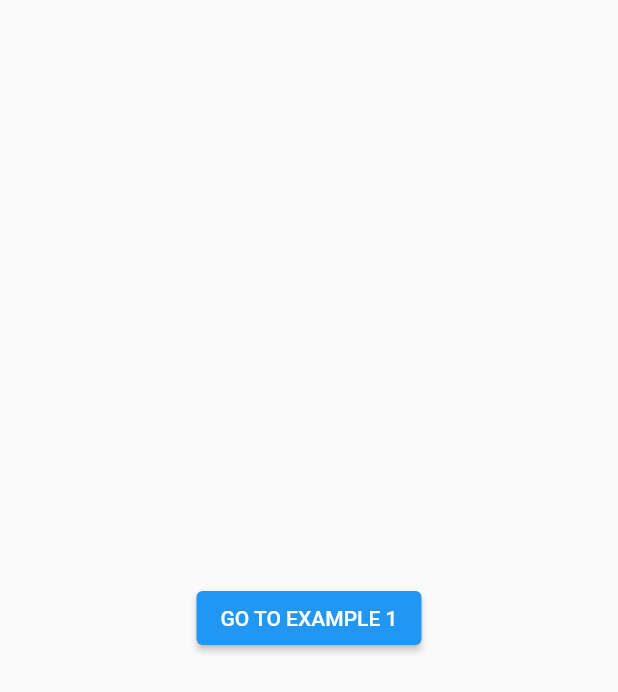
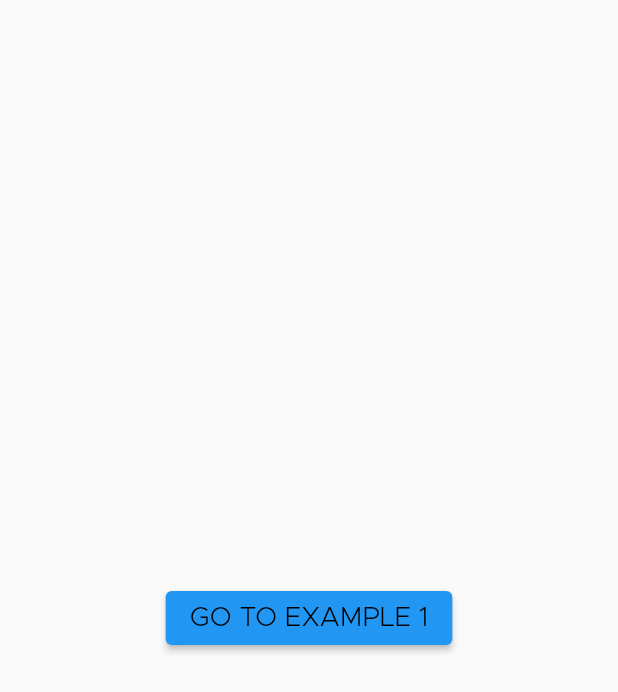
Before and after one commit to fadlurahmanf/flutter_starter_app, a Flutter app: the screen it shows after launch, on a phone screen of 412 x 824 dp. Shown: the top 692 px of the screen. Run offline on Flutter 3.47's test engine with Material 2 defaults, Android fonts, the phone set to English and light mode, and no system bars; our stand-ins replace get.

Commit message:
add font style to commons text style

```diff
--- a/analysis_options.yaml
+++ b/analysis_options.yaml
@@ -22,8 +22,9 @@ linter:
   # `// ignore_for_file: name_of_lint` syntax on the line or in the file
   # producing the lint.
   rules:
-    # avoid_print: false  # Uncomment to disable the `avoid_print` rule
-    # prefer_single_quotes: true  # Uncomment to enable the `prefer_single_quotes` rule
+    prefer_const_constructors : false
+#     avoid_print: false  # Uncomment to disable the `avoid_print` rule
+#     prefer_single_quotes: true  # Uncomment to enable the `prefer_single_quotes` rule
 
 # Additional information about this file can be found at
 # https://dart.dev/guides/language/analysis-options
--- /dev/null
+++ b/lib/commons/commons_textstyle.dart
@@ -0,0 +1,12 @@
+import 'package:flutter/material.dart';
+import 'package:flutter_starter_app/constant/constant_fonts.dart';
+
+class CommonsTextStyle{
+  static TextStyle get body18RegBlack{
+    return TextStyle(fontFamily: ConstantFont.metropolis,
+        fontWeight: FontWeight.w400,
+        fontSize: 18,
+        color: Colors.black
+    );
+  }
+}
--- a/lib/main.dart
+++ b/lib/main.dart
@@ -1,5 +1,4 @@
 import 'package:flutter/material.dart';
-import 'package:flutter_starter_app/ui/example1/example1screen.dart';
 import 'package:flutter_starter_app/ui/home_screen.dart';
 import 'package:get/get.dart';
 
--- a/lib/ui/home_screen.dart
+++ b/lib/ui/home_screen.dart
@@ -1,4 +1,5 @@
 import 'package:flutter/material.dart';
+import 'package:flutter_starter_app/commons/commons_textstyle.dart';
 import 'package:flutter_starter_app/ui/example1/example1screen.dart';
 import 'package:get/get.dart';
 
@@ -24,8 +25,8 @@ class _HomeLayoutState extends State<HomeLayout> {
     return Scaffold(
       body: Center(
         child: ElevatedButton(onPressed: (){
-          Get.to(const Example1Screen());
-        }, child: const Text("GO TO EXAMPLE 1")),
+          Get.to(Example1Screen());
+        }, child: Text("GO TO EXAMPLE 1", style: CommonsTextStyle.body18RegBlack,)),
       ),
     );
   }
```
